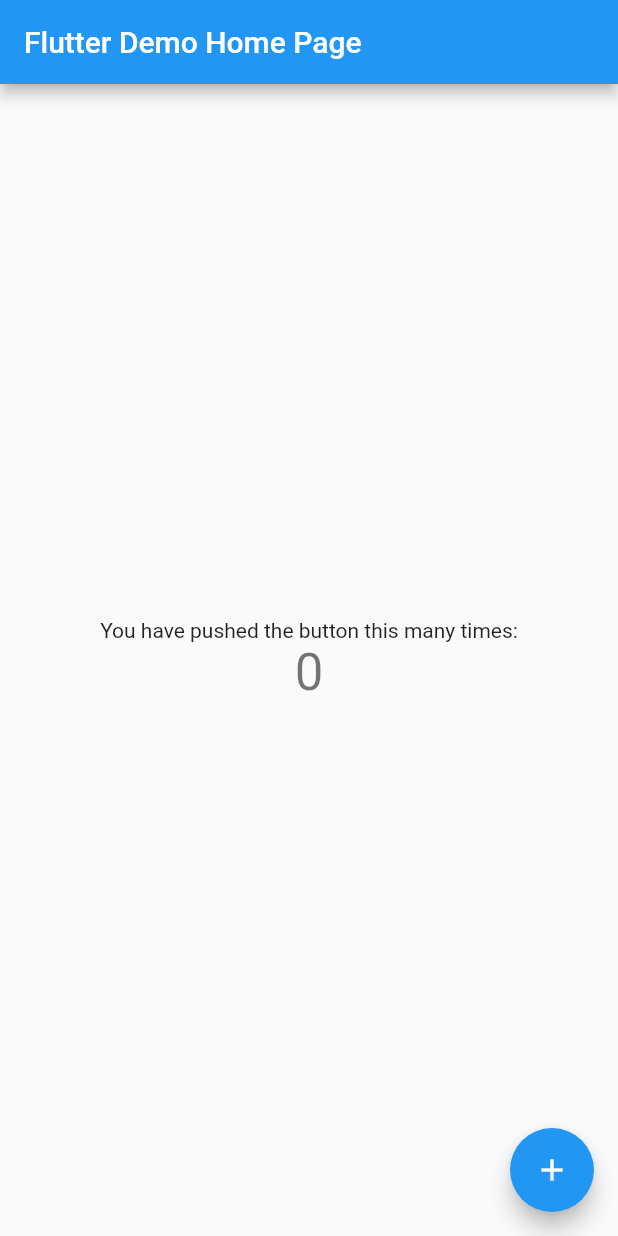
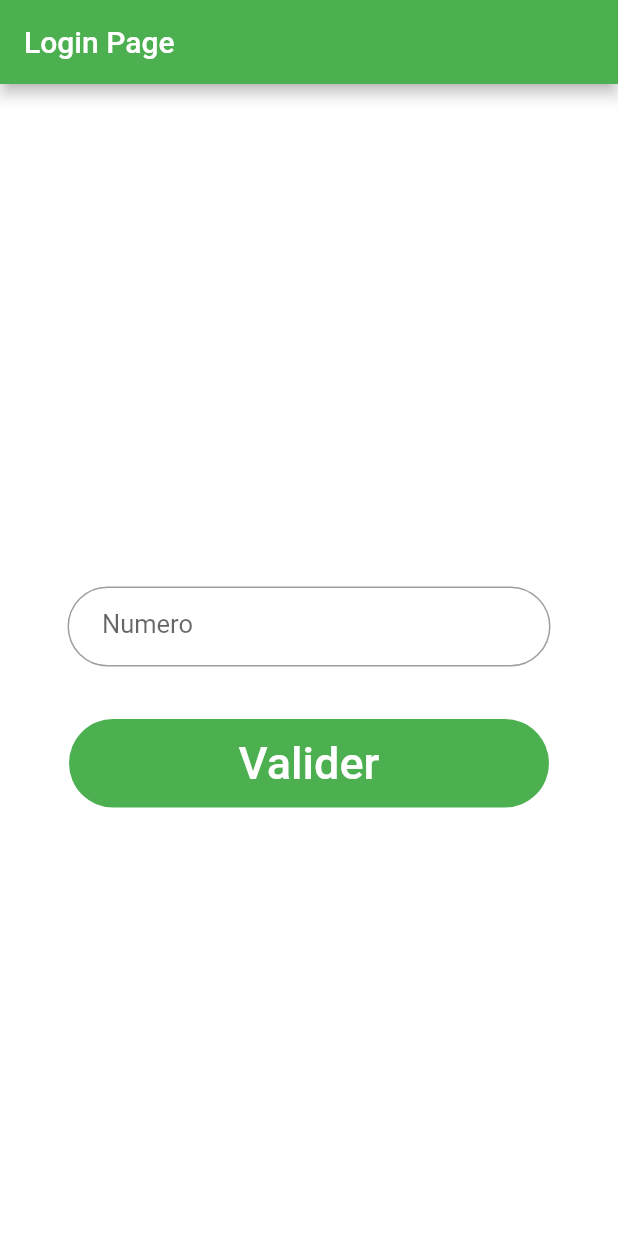
Before and after one commit to MDiakhate12/sengp-mobile, a Flutter app: the screen it shows after launch, on a phone screen of 412 x 824 dp. Run offline on Flutter 3.47's test engine with Material 2 defaults, Android fonts, the phone set to English and light mode, and no system bars; our stand-ins replace country_code_picker, flutter_multi_formatter.

Commit message:
signUp UI done

```diff
--- a/lib/main.dart
+++ b/lib/main.dart
@@ -1,4 +1,6 @@
 import 'package:flutter/material.dart';
+import 'package:sengp_mobile/screens/sign/signin.dart';
+import 'package:sengp_mobile/screens/sign/signup.dart';
 
 void main() {
   runApp(MyApp());
@@ -11,33 +13,15 @@
     return MaterialApp(
       title: 'Flutter Demo',
       theme: ThemeData(
-        // This is the theme of your application.
-        //
-        // Try running your application with "flutter run". You'll see the
-        // application has a blue toolbar. Then, without quitting the app, try
-        // changing the primarySwatch below to Colors.green and then invoke
-        // "hot reload" (press "r" in the console where you ran "flutter run",
-        // or simply save your changes to "hot reload" in a Flutter IDE).
-        // Notice that the counter didn't reset back to zero; the application
-        // is not restarted.
-        primarySwatch: Colors.blue,
+        primarySwatch: Colors.green,
       ),
-      home: MyHomePage(title: 'Flutter Demo Home Page'),
+      home: SignUp(), //MyHomePage(title: 'Flutter Demo Home Page'),
     );
   }
 }
 
 class MyHomePage extends StatefulWidget {
   MyHomePage({Key? key, required this.title}) : super(key: key);
-
-  // This widget is the home page of your application. It is stateful, meaning
-  // that it has a State object (defined below) that contains fields that affect
-  // how it looks.
-
-  // This class is the configuration for the state. It holds the values (in this
-  // case the title) provided by the parent (in this case the App widget) and
-  // used by the build method of the State. Fields in a Widget subclass are
-  // always marked "final".
 
   final String title;
 
@@ -50,47 +34,23 @@
 
   void _incrementCounter() {
     setState(() {
-      // This call to setState tells the Flutter framework that something has
-      // changed in this State, which causes it to rerun the build method below
-      // so that the display can reflect the updated values. If we changed
-      // _counter without calling setState(), then the build method would not be
-      // called again, and so nothing would appear to happen.
+
       _counter++;
     });
   }
 
   @override
   Widget build(BuildContext context) {
-    // This method is rerun every time setState is called, for instance as done
-    // by the _incrementCounter method above.
-    //
-    // The Flutter framework has been optimized to make rerunning build methods
-    // fast, so that you can just rebuild anything that needs updating rather
-    // than having to individually change instances of widgets.
+
     return Scaffold(
       appBar: AppBar(
-        // Here we take the value from the MyHomePage object that was created by
-        // the App.build method, and use it to set our appbar title.
+
         title: Text(widget.title),
       ),
       body: Center(
-        // Center is a layout widget. It takes a single child and positions it
-        // in the middle of the parent.
+
         child: Column(
-          // Column is also a layout widget. It takes a list of children and
-          // arranges them vertically. By default, it sizes itself to fit its
-          // children horizontally, and tries to be as tall as its parent.
-          //
-          // Invoke "debug painting" (press "p" in the console, choose the
-          // "Toggle Debug Paint" action from the Flutter Inspector in Android
-          // Studio, or the "Toggle Debug Paint" command in Visual Studio Code)
-          // to see the wireframe for each widget.
-          //
-          // Column has various properties to control how it sizes itself and
-          // how it positions its children. Here we use mainAxisAlignment to
-          // center the children vertically; the main axis here is the vertical
-          // axis because Columns are vertical (the cross axis would be
-          // horizontal).
+
           mainAxisAlignment: MainAxisAlignment.center,
           children: <Widget>[
             Text(
@@ -107,7 +67,7 @@
         onPressed: _incrementCounter,
         tooltip: 'Increment',
         child: Icon(Icons.add),
-      ), // This trailing comma makes auto-formatting nicer for build methods.
+      ),
     );
   }
 }
--- /dev/null
+++ b/lib/screens/sign/signup.dart
@@ -0,0 +1,94 @@
+import 'package:country_code_picker/country_code_picker.dart';
+import 'package:flutter/material.dart';
+import 'package:flutter_multi_formatter/flutter_multi_formatter.dart';
+class SignUp extends StatefulWidget {
+  @override
+  _SignUpState createState() => _SignUpState();
+}
+
+class _SignUpState extends State<SignUp> {
+  @override
+  Widget build(BuildContext context) {
+    return Scaffold(
+      backgroundColor: Colors.white,
+      appBar: AppBar(
+        title: Text("Login Page"),
+      ),
+      body: SingleChildScrollView(
+        child: Column(
+          children: <Widget>[
+            Padding(
+              padding: const EdgeInsets.only(top: 300.0),
+            ),
+            Padding(
+              padding: EdgeInsets.symmetric(
+                horizontal: 45,
+                vertical: 35,
+              ),
+              child: TextFormField(
+                keyboardType: TextInputType.phone,
+                autocorrect: false,
+                inputFormatters: [
+                  MaskedInputFormatter('## ### ## ##')
+                ],
+                style: TextStyle(
+                  fontSize: 19
+                ),
+                obscureText: false,
+                decoration:
+                InputDecoration(
+                  contentPadding: const EdgeInsets.symmetric(vertical: 0.0, horizontal: 23.0),
+                  prefix: CountryCodePicker(
+                    onChanged: (code) {
+                      print(code.dialCode);
+                    },
+                    initialSelection: 'SN',
+                    hideSearch: false,
+                    showCountryOnly: false,
+                    showDropDownButton: false,
+                    showOnlyCountryWhenClosed: false,
+                    alignLeft: false,
+                  ),
+                  border: OutlineInputBorder(
+                    borderRadius: BorderRadius.circular(38.0)
+                  ),
+                  labelText: 'Numero',
+
+                  labelStyle: TextStyle(
+                    fontSize: 17
+                  ),
+                  hintText: 'XX XXX XX XX',
+
+                ),
+              ),
+            ),
+
+           TextButton(
+                child: Text(
+                    'Valider',
+                  style: TextStyle(
+                    fontSize: 30
+                  ),
+                ),
+             style: ButtonStyle(
+               minimumSize: MaterialStateProperty.all<Size>(Size(320, 50)),
+               padding: MaterialStateProperty.all<EdgeInsets>(EdgeInsets.all(12)),
+               foregroundColor: MaterialStateProperty.all<Color>(Colors.white),
+               overlayColor: MaterialStateProperty.all<Color>(Colors.lightGreen),
+               backgroundColor: MaterialStateProperty.all<Color>(Colors.green),
+               shape: MaterialStateProperty.all<RoundedRectangleBorder>(
+                 RoundedRectangleBorder(
+                   borderRadius: BorderRadius.circular(30.0),
+                 ),
+               ),
+             ),
+                onPressed: () {
+                  print('Pressed');
+                },
+              ),
+          ],
+        ),
+      ),
+    );
+  }
+}
```
Also changed, not shown: lib/models/user.dart (added, +17 -0 lines), lib/screens/sign/signin.dart (added, +192 -0 lines), pubspec.yaml (+8 -2 lines), lib/services/auth.dart (added), pubspec.lock, 3 other files.
